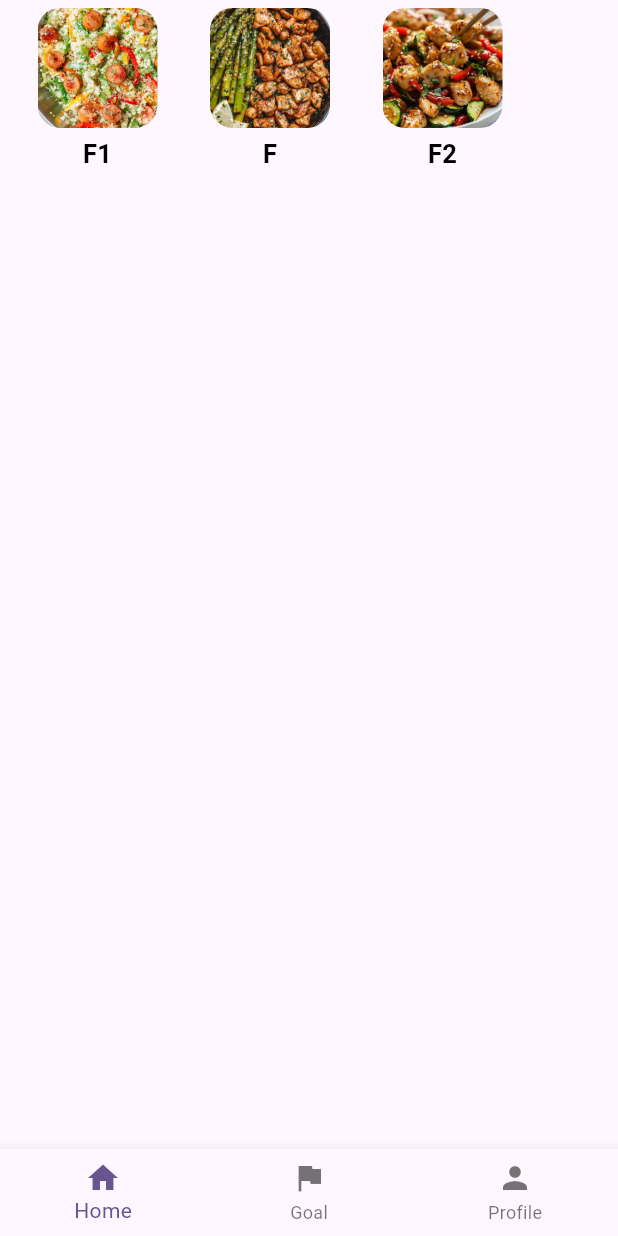
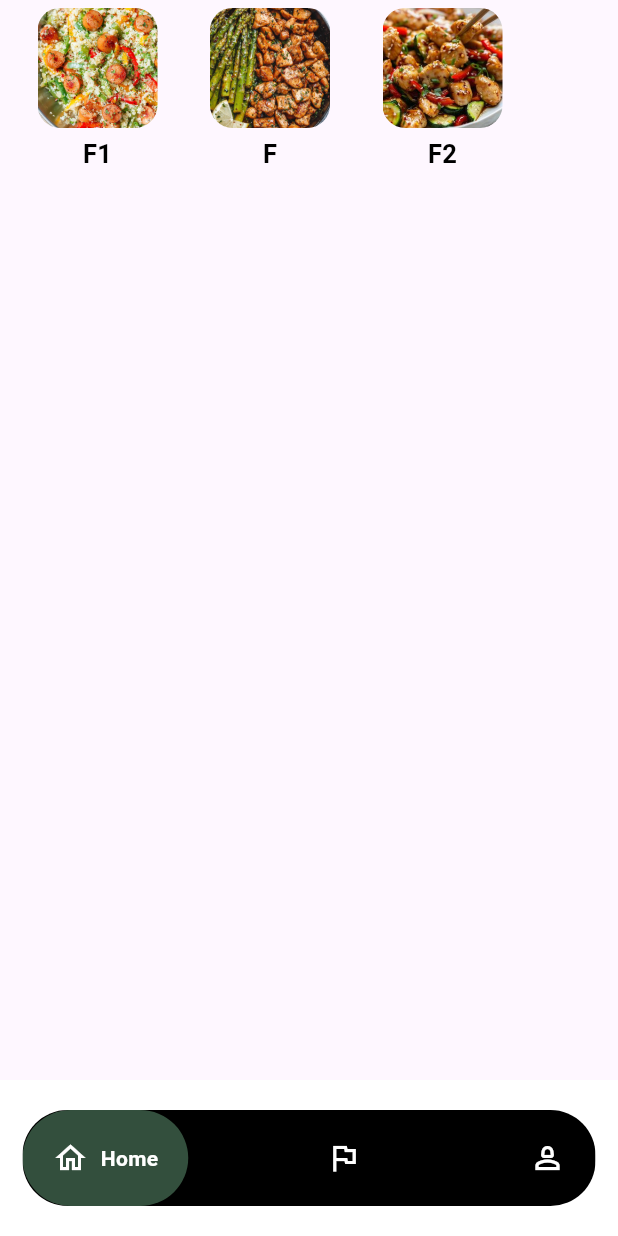
Before and after one commit to cpit252-fall-24-IT2/project-fitness-app, a Flutter app: the Homepage screen opened directly, on a phone screen of 412 x 824 dp. Run offline on Flutter 3.47's test engine with Material 3 defaults, Android fonts, the light colour scheme and no system bars; drawn by our look-alikes of google_nav_bar.

Commit message:
modifying navigation bar

```diff
--- a/lib/Screens/homePage.dart
+++ b/lib/Screens/homePage.dart
@@ -4,6 +4,7 @@ import 'package:fitness_app/Screens/goalScreen.dart';
 import 'package:fitness_app/Screens/homeScreen.dart';
 import 'package:fitness_app/Screens/profileScreen.dart';
 import 'package:flutter/material.dart';
+import 'package:google_nav_bar/google_nav_bar.dart';
 
 class Homepage extends StatefulWidget {
   const Homepage({super.key});
@@ -31,25 +32,40 @@ class _MyWidgetState extends State<Homepage> {
   @override
   Widget build(BuildContext context) {
     return Scaffold(
-      body: _pages[_currentIndex],
-      bottomNavigationBar: BottomNavigationBar(
-        currentIndex: _currentIndex,
-        onTap: _onItemTapped,
-        items: [
-          BottomNavigationBarItem(
-            icon: Icon(Icons.home),
-            label: "Home",
+        body: _pages[_currentIndex],
+        bottomNavigationBar: Container(
+          color: const Color.fromARGB(255, 255, 255, 255),
+          child: Padding(
+            padding: const EdgeInsets.symmetric(
+              horizontal: 15.0,
+              vertical: 20,
+            ),
+            child: ClipRRect(
+              borderRadius: BorderRadius.circular(30),
+              child: GNav(
+                  onTabChange: _onItemTapped,
+                  color: Colors.white,
+                  activeColor: Colors.white,
+                  tabBackgroundColor: Color.fromARGB(83, 157, 244, 186),
+                  padding: EdgeInsets.all(20),
+                  backgroundColor: Colors.black,
+                  gap: 8,
+                  tabs: [
+                    GButton(
+                      icon: Icons.home_outlined,
+                      text: "Home",
+                    ),
+                    GButton(
+                      icon: Icons.flag_outlined,
+                      text: "Goal",
+                    ),
+                    GButton(
+                      icon: Icons.person_2_outlined,
+                      text: "Profile",
+                    ),
+                  ]),
+            ),
           ),
-          BottomNavigationBarItem(
-            icon: Icon(Icons.flag),
-            label: "Goal",
-          ),
-          BottomNavigationBarItem(
-            icon: Icon(Icons.person),
-            label: "Profile",
-          ),
-        ],
-      ),
-    );
+        ));
   }
 }
--- a/lib/Screens/homeScreen.dart
+++ b/lib/Screens/homeScreen.dart
@@ -25,8 +25,8 @@ class _HomescreenState extends State<Homescreen> {
                 itemBuilder: (context, index) {
                   return Container(
                     width: 100,
-                    margin: EdgeInsets.only(left: 15),
-                    padding: EdgeInsets.symmetric(vertical: 5),
+                    margin: const EdgeInsets.only(left: 15),
+                    padding: const EdgeInsets.symmetric(vertical: 5),
                     decoration: BoxDecoration(
                       borderRadius: BorderRadius.circular(10),
                     ),
@@ -41,7 +41,7 @@ class _HomescreenState extends State<Homescreen> {
                             height: 80,
                             fit: BoxFit.cover,
                             errorBuilder: (context, error, stackTrace) {
-                              return Icon(Icons
+                              return const Icon(Icons
                                   .error); // Fallback icon if asset is not found
                             },
                           ),
@@ -49,7 +49,7 @@ class _HomescreenState extends State<Homescreen> {
                         SizedBox(height: 5),
                         Text(
                           imageList[index],
-                          style: TextStyle(
+                          style: const TextStyle(
                             fontSize: 17,
                             color: Colors.black,
                             fontWeight: FontWeight.bold,
--- a/pubspec.yaml
+++ b/pubspec.yaml
@@ -35,6 +35,7 @@ dependencies:
   # The following adds the Cupertino Icons font to your application.
   # Use with the CupertinoIcons class for iOS style icons.
   cupertino_icons: ^1.0.8
+  google_nav_bar: ^5.0.7
 
 dev_dependencies:
   flutter_test:
```
Also changed, not shown: pubspec.lock.
